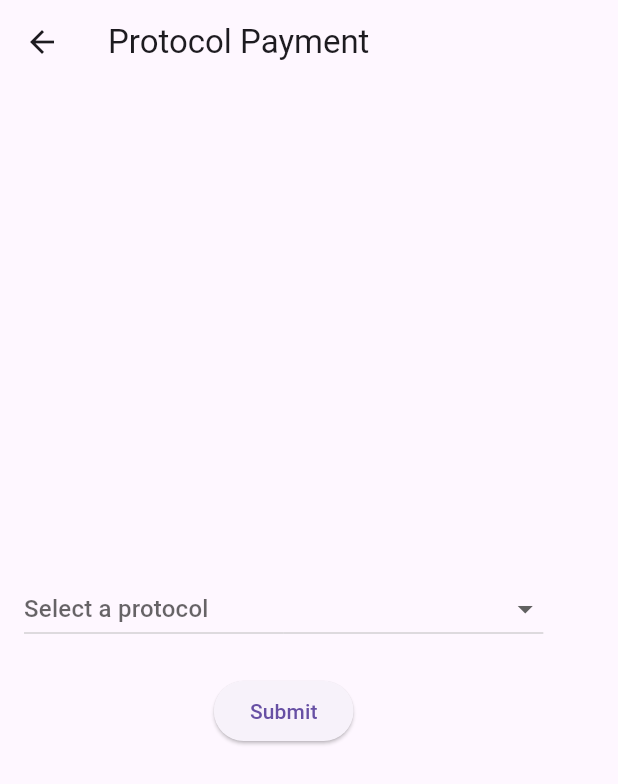
After one commit to Crypto-Dynamics/rutland_pos, a Flutter app: the DashboardScreen screen opened by its route, after a tap on "Protocol Payment", on a phone screen of 412 x 824 dp. The commit adds this screen. Shown: the top 784 px of the screen. Run offline on Flutter 3.47's test engine with Material 3 defaults, Android fonts, the phone set to English and light mode, and no system bars; our stand-ins replace fluttertoast.

Commit message:
payments

```diff
--- a/lib/dashboard_screen.dart
+++ b/lib/dashboard_screen.dart
@@ -4,6 +4,7 @@ import 'payments/pay_with_bank.dart';
 import 'payments/pos_swipe_card.dart';
 import 'payments/cash_payment.dart';
 import 'payments/view_receipts.dart';
+import 'payments/protocol_pay_page.dart'; // Import the ProtocolPayPage
 
 class DashboardScreen extends StatefulWidget {
   @override
@@ -38,10 +39,55 @@ class _DashboardScreenState extends State<DashboardScreen> {
         child: Column(
           mainAxisAlignment: MainAxisAlignment.center,
           children: [
-            PayWithBank(onPaymentComplete: _generateReceipt),
-            POSSwipeCard(onPaymentComplete: _generateReceipt),
-            CashPayment(onPaymentComplete: _generateReceipt),
-            ViewReceipts(),
+            ElevatedButton(
+              onPressed: () {
+                Navigator.push(
+                  context,
+                  MaterialPageRoute(builder: (context) => PayWithBank(onPaymentComplete: _generateReceipt)),
+                );
+              },
+              child: Text('Pay with Bank'),
+            ),
+            SizedBox(height: 20),
+            ElevatedButton(
+              onPressed: () {
+                Navigator.push(
+                  context,
+                  MaterialPageRoute(builder: (context) => POSSwipeCard(onPaymentComplete: _generateReceipt)),
+                );
+              },
+              child: Text('POS Swipe Card'),
+            ),
+            SizedBox(height: 20),
+            ElevatedButton(
+              onPressed: () {
+                Navigator.push(
+                  context,
+                  MaterialPageRoute(builder: (context) => CashPayment(onPaymentComplete: _generateReceipt)),
+                );
+              },
+              child: Text('Cash Payment'),
+            ),
+            SizedBox(height: 20),
+            ElevatedButton(
+              onPressed: () {
+                Navigator.push(
+                  context,
+                  MaterialPageRoute(builder: (context) => ViewReceipts()),
+                );
+              },
+              child: Text('View Receipts'),
+            ),
+            SizedBox(height: 20),
+            ElevatedButton(
+              onPressed: () {
+                Navigator.push(
+                  context,
+                  MaterialPageRoute(builder: (context) => ProtocolPayPage()),
+                );
+              },
+              child: Text('Protocol Payment'),
+            ),
           ],
         ),
       ),
--- /dev/null
+++ b/lib/payments/protocol_pay_page.dart
@@ -0,0 +1,109 @@
+import 'package:flutter/material.dart';
+import 'package:http/http.dart' as http;
+import 'dart:convert';
+
+class ProtocolPayPage extends StatefulWidget {
+  @override
+  _ProtocolPayPageState createState() => _ProtocolPayPageState();
+}
+
+class _ProtocolPayPageState extends State<ProtocolPayPage> {
+  final Map<String, Map<String, String>> dummyCards = {
+    "4114755393849011": {"expiry": "0926", "cvv": "363", "auth": "1942", "type": "POS-101.1"},
+    "4000123412341234": {"expiry": "1126", "cvv": "123", "auth": "4021", "type": "POS-101.1"},
+    "4117459374038454": {"expiry": "1026", "cvv": "258", "auth": "384726", "type": "POS-101.4"},
+    "4123456789012345": {"expiry": "0826", "cvv": "852", "auth": "495128", "type": "POS-101.4"},
+    "5454957994741066": {"expiry": "1126", "cvv": "746", "auth": "627192", "type": "POS-101.6"},
+    "5432987643987643": {"expiry": "0726", "cvv": "447", "auth": "729134", "type": "POS-101.6"},
+    "6011000990131077": {"expiry": "0825", "cvv": "330", "auth": "8765", "type": "POS-101.7"},
+    "6011123456789010": {"expiry": "0626", "cvv": "112", "auth": "5612", "type": "POS-101.7"},
+    "3782822463101088": {"expiry": "1226", "cvv": "1059", "auth": "0000", "type": "POS-101.8"},
+    "3714496353984310": {"expiry": "0326", "cvv": "3030", "auth": "0000", "type": "POS-101.8"},
+    "3530760473041099": {"expiry": "0326", "cvv": "244", "auth": "712398", "type": "POS-201.1"},
+    "3528000700000000": {"expiry": "0226", "cvv": "209", "auth": "888123", "type": "POS-201.1"},
+    "2223000048401013": {"expiry": "0726", "cvv": "009", "auth": "939113", "type": "POS-201.3"},
+    "2223000012345678": {"expiry": "0626", "cvv": "531", "auth": "112358", "type": "POS-201.3"},
+    "5105937493749735": {"expiry": "0426", "cvv": "416", "auth": "558877", "type": "POS-201.5"},
+    "5100123456789010": {"expiry": "0926", "cvv": "411", "auth": "123321", "type": "POS-201.5"},
+  };
+
+  final Map<String, int> protocols = {
+    "POS Terminal -101.1 (4-digit approval)": 4,
+    "POS Terminal -101.4 (6-digit approval)": 6,
+    "POS Terminal -101.6 (Pre-authorization)": 6,
+    "POS Terminal -101.7 (4-digit approval)": 4,
+    "POS Terminal -101.8 (PIN-LESS transaction)": 4,
+    "POS Terminal -201.1 (6-digit approval)": 6,
+    "POS Terminal -201.3 (6-digit approval)": 6,
+    "POS Terminal -201.5 (6-digit approval)": 6,
+  };
+
+  final Map<String, String> field39Responses = {
+    "05": "Do Not Honor - Issuer Declined",
+    "14": "Invalid Card Number - No Match Found",
+    "54": "Expired Card - Date Mismatch",
+    "82": "CVV Validation Failed",
+    "91": "Issuer or Switch Inoperative",
+  };
+
+  String? selectedProtocol;
+
+  void _submitProtocol() async {
+    if (selectedProtocol != null) {
+      final response = await http.post(
+        Uri.parse('http://127.0.0.1:5000/protocol'),
+        body: jsonEncode({'protocol': selectedProtocol}),
+      );
+      if (response.statusCode == 200) {
+        ScaffoldMessenger.of(context).showSnackBar(
+          SnackBar(content: Text('Protocol submitted successfully')),
+        );
+      } else {
+        ScaffoldMessenger.of(context).showSnackBar(
+          SnackBar(content: Text('Failed to submit protocol')),
+        );
+      }
+    } else {
+      ScaffoldMessenger.of(context).showSnackBar(
+        SnackBar(content: Text('Please select a protocol')),
+      );
+    }
+  }
+
+  @override
+  Widget build(BuildContext context) {
+    return Scaffold(
+      appBar: AppBar(
+        title: Text('Protocol Payment'),
+      ),
+      body: Padding(
+        padding: const EdgeInsets.all(16.0),
+        child: Column(
+          mainAxisAlignment: MainAxisAlignment.center,
+          children: [
+            DropdownButton<String>(
+              value: selectedProtocol,
+              hint: Text('Select a protocol'),
+              items: protocols.keys.map((String protocol) {
+                return DropdownMenuItem<String>(
+                  value: protocol,
+                  child: Text(protocol),
+                );
+              }).toList(),
+              onChanged: (String? value) {
+                setState(() {
+                  selectedProtocol = value;
+                });
+              },
+            ),
+            SizedBox(height: 20),
+            ElevatedButton(
+              onPressed: _submitProtocol,
+              child: Text('Submit'),
+            ),
+          ],
+        ),
+      ),
+    );
+  }
+}
--- a/pubspec.yaml
+++ b/pubspec.yaml
@@ -47,6 +47,7 @@ dev_dependencies:
   flutter_lints: ^5.0.0
   shared_preferences: ^2.0.6
   fluttertoast: ^8.0.8
+  http: ^0.13.4
 
 # For information on the generic Dart part of this file, see the
 # following page: https://dart.dev/tools/pub/pubspec
```
Also changed, not shown: pubspec.lock.
